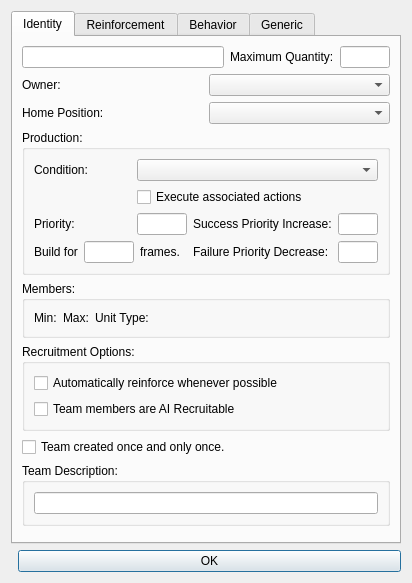
Qt form GeneralsMD/Code/Tools/WorldBuilder/qt/panels/WBQtTeamSheetDialog.ui (Ui-shigure-z/contraZH) before a commit.
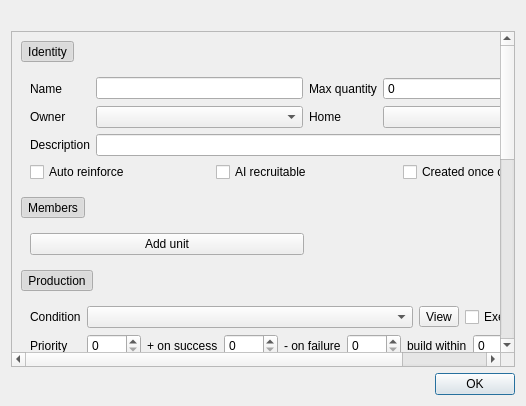
The same form after that commit.

Commit message: feat(worldbuilder): restyle the team builder and team template sheet

```diff
--- a/GeneralsMD/Code/Tools/WorldBuilder/qt/panels/WBQtTeamSheetDialog.ui
+++ b/GeneralsMD/Code/Tools/WorldBuilder/qt/panels/WBQtTeamSheetDialog.ui
@@ -3,176 +3,300 @@
  <class>WBQtTeamSheetDialog</class>
  <widget class="QDialog" name="WBQtTeamSheetDialog">
   <property name="windowTitle">
-   <string>Edit Team Template.</string>
+   <string>Edit Team Template</string>
   </property>
-  <layout class="QVBoxLayout" name="root" stretch="1,0">
+  <layout class="QVBoxLayout" name="rootLayout" stretch="0,1,0">
    <item>
-    <widget class="QTabWidget" name="tabs">
-     <property name="currentIndex">
-      <number>0</number>
+    <widget class="QLabel" name="warningsLabel">
+     <property name="wordWrap">
+      <bool>true</bool>
      </property>
-     <widget class="QWidget" name="identityTab">
-      <attribute name="title">
-       <string>Identity</string>
-      </attribute>
-      <layout class="QVBoxLayout" name="identityRoot">
+    </widget>
+   </item>
+   <item>
+    <widget class="QScrollArea" name="scroll">
+     <property name="widgetResizable">
+      <bool>true</bool>
+     </property>
+     <widget class="QWidget" name="page">
+      <layout class="QVBoxLayout" name="pageLayout">
        <item>
-        <layout class="QHBoxLayout" name="nameRow" stretch="1,0,0">
-         <item>
-          <widget class="QLineEdit" name="nameEdit"/>
-         </item>
-         <item>
-          <widget class="QLabel" name="maxQuantityLabel">
-           <property name="text">
-            <string>Maximum Quantity:</string>
-           </property>
-          </widget>
-         </item>
-         <item>
-          <widget class="QLineEdit" name="maxEdit">
-           <property name="minimumSize">
-            <size>
-             <width>50</width>
-             <height>0</height>
-            </size>
-           </property>
-           <property name="maximumSize">
-            <size>
-             <width>50</width>
-             <height>16777215</height>
-            </size>
-           </property>
-          </widget>
-         </item>
-        </layout>
+        <widget class="QToolButton" name="identityHeader">
+         <property name="text">
+          <string>Identity</string>
+         </property>
+         <property name="checkable">
+          <bool>true</bool>
+         </property>
+         <property name="checked">
+          <bool>true</bool>
+         </property>
+         <property name="autoRaise">
+          <bool>true</bool>
+         </property>
+         <property name="toolButtonStyle">
+          <enum>Qt::ToolButtonTextBesideIcon</enum>
+         </property>
+        </widget>
        </item>
        <item>
-        <layout class="QGridLayout" name="identityGrid">
-         <item row="0" column="0">
-          <widget class="QLabel" name="ownerLabel">
-           <property name="text">
-            <string>Owner:</string>
-           </property>
-          </widget>
-         </item>
-         <item row="0" column="1">
-          <widget class="QComboBox" name="ownerCombo"/>
-         </item>
-         <item row="1" column="0">
-          <widget class="QLabel" name="homeLabel">
-           <property name="text">
-            <string>Home Position:</string>
-           </property>
-          </widget>
-         </item>
-         <item row="1" column="1">
-          <widget class="QComboBox" name="homeWaypointCombo"/>
-         </item>
-        </layout>
+        <widget class="QWidget" name="identityBody">
+         <layout class="QGridLayout" name="identityGrid" columnstretch="0,1,0,1">
+          <item row="0" column="0">
+           <widget class="QLabel" name="nameLabel">
+            <property name="text">
+             <string>Name</string>
+            </property>
+           </widget>
+          </item>
+          <item row="0" column="1">
+           <widget class="QLineEdit" name="nameEdit" />
+          </item>
+          <item row="0" column="2">
+           <widget class="QLabel" name="maxQuantityLabel">
+            <property name="text">
+             <string>Max quantity</string>
+            </property>
+           </widget>
+          </item>
+          <item row="0" column="3">
+           <widget class="QSpinBox" name="maxSpin">
+            <property name="maximum">
+             <number>9999</number>
+            </property>
+           </widget>
+          </item>
+          <item row="1" column="0">
+           <widget class="QLabel" name="ownerLabel">
+            <property name="text">
+             <string>Owner</string>
+            </property>
+           </widget>
+          </item>
+          <item row="1" column="1">
+           <widget class="QComboBox" name="ownerCombo" />
+          </item>
+          <item row="1" column="2">
+           <widget class="QLabel" name="homeLabel">
+            <property name="text">
+             <string>Home</string>
+            </property>
+           </widget>
+          </item>
+          <item row="1" column="3">
+           <widget class="QComboBox" name="homeWaypointCombo" />
+          </item>
+          <item row="2" column="0">
+           <widget class="QLabel" name="descLabel">
+            <property name="text">
+             <string>Description</string>
+            </property>
+           </widget>
+          </item>
+          <item row="2" column="1" colspan="3">
+           <widget class="QLineEdit" name="descriptionEdit" />
+          </item>
+          <item row="3" column="0" colspan="4">
+           <layout class="QHBoxLayout" name="recruitRow">
+            <item>
+             <widget class="QCheckBox" name="autoReinforceCheck">
+              <property name="text">
+               <string>Auto reinforce</string>
+              </property>
+             </widget>
+            </item>
+            <item>
+             <widget class="QCheckBox" name="aiRecruitableCheck">
+              <property name="text">
+               <string>AI recruitable</string>
+              </property>
+             </widget>
+            </item>
+            <item>
+             <widget class="QCheckBox" name="singletonCheck">
+              <property name="text">
+               <string>Created once only</string>
+              </property>
+             </widget>
+            </item>
+            <item>
+             <spacer name="recruitRowSpacer">
+              <property name="orientation">
+               <enum>Qt::Horizontal</enum>
+              </property>
+             </spacer>
+            </item>
+           </layout>
+          </item>
+         </layout>
+        </widget>
        </item>
        <item>
-        <widget class="QGroupBox" name="prodBox">
-         <property name="title">
-          <string>Production:</string>
+        <widget class="QToolButton" name="membersHeader">
+         <property name="text">
+          <string>Members</string>
          </property>
-         <layout class="QGridLayout" name="prodGrid">
+         <property name="checkable">
+          <bool>true</bool>
+         </property>
+         <property name="checked">
+          <bool>true</bool>
+         </property>
+         <property name="autoRaise">
+          <bool>true</bool>
+         </property>
+         <property name="toolButtonStyle">
+          <enum>Qt::ToolButtonTextBesideIcon</enum>
+         </property>
+        </widget>
+       </item>
+       <item>
+        <widget class="QWidget" name="membersBody">
+         <layout class="QVBoxLayout" name="membersLayout">
+          <item>
+           <layout class="QGridLayout" name="membersGrid" columnstretch="1,0,0,0,0" />
+          </item>
+          <item>
+           <layout class="QHBoxLayout" name="membersFooter">
+            <item>
+             <widget class="QPushButton" name="addUnitButton">
+              <property name="text">
+               <string>Add unit</string>
+              </property>
+             </widget>
+            </item>
+            <item>
+             <widget class="QLabel" name="totalLabel">
+              <property name="text">
+               <string />
+              </property>
+             </widget>
+            </item>
+            <item>
+             <spacer name="membersFooterSpacer">
+              <property name="orientation">
+               <enum>Qt::Horizontal</enum>
+              </property>
+             </spacer>
+            </item>
+           </layout>
+          </item>
+         </layout>
+        </widget>
+       </item>
+       <item>
+        <widget class="QToolButton" name="productionHeader">
+         <property name="text">
+          <string>Production</string>
+         </property>
+         <property name="checkable">
+          <bool>true</bool>
+         </property>
+         <property name="checked">
+          <bool>true</bool>
+         </property>
+         <property name="autoRaise">
+          <bool>true</bool>
+         </property>
+         <property name="toolButtonStyle">
+          <enum>Qt::ToolButtonTextBesideIcon</enum>
+         </property>
+        </widget>
+       </item>
+       <item>
+        <widget class="QWidget" name="productionBody">
+         <layout class="QGridLayout" name="productionGrid" columnstretch="0,1,0,0">
           <item row="0" column="0">
            <widget class="QLabel" name="conditionLabel">
             <property name="text">
-             <string>Condition:</string>
+             <string>Condition</string>
             </property>
            </widget>
           </item>
-          <item row="0" column="1" colspan="3">
-           <widget class="QComboBox" name="productionConditionCombo"/>
+          <item row="0" column="1">
+           <widget class="QComboBox" name="productionConditionCombo" />
           </item>
-          <item row="1" column="1" colspan="3">
+          <item row="0" column="2">
+           <widget class="QToolButton" name="conditionView">
+            <property name="text">
+             <string>View</string>
+            </property>
+           </widget>
+          </item>
+          <item row="0" column="3">
            <widget class="QCheckBox" name="executeActionsCheck">
             <property name="text">
-             <string>Execute associated actions</string>
+             <string>Execute its actions</string>
             </property>
            </widget>
           </item>
-          <item row="2" column="0">
+          <item row="1" column="0">
            <widget class="QLabel" name="priorityLabel">
             <property name="text">
-             <string>Priority:</string>
+             <string>Priority</string>
             </property>
            </widget>
           </item>
-          <item row="2" column="1">
-           <widget class="QLineEdit" name="priorityEdit">
-            <property name="minimumSize">
-             <size>
-              <width>50</width>
-              <height>0</height>
-             </size>
-            </property>
-            <property name="maximumSize">
-             <size>
-              <width>50</width>
-              <height>16777215</height>
-             </size>
-            </property>
-           </widget>
-          </item>
-          <item row="2" column="2">
-           <widget class="QLabel" name="increaseLabel">
-            <property name="text">
-             <string>Success Priority Increase:</string>
-            </property>
-           </widget>
-          </item>
-          <item row="2" column="3">
-           <widget class="QLineEdit" name="increaseEdit">
-            <property name="minimumSize">
-             <size>
-              <width>40</width>
-              <height>0</height>
-             </size>
-            </property>
-            <property name="maximumSize">
-             <size>
-              <width>40</width>
-              <height>16777215</height>
-             </size>
-            </property>
-           </widget>
-          </item>
-          <item row="3" column="0" colspan="2">
-           <layout class="QHBoxLayout" name="framesRow">
+          <item row="1" column="1" colspan="3">
+           <layout class="QHBoxLayout" name="priorityRow">
+            <item>
+             <widget class="QSpinBox" name="prioritySpin">
+              <property name="maximum">
+               <number>9999</number>
+              </property>
+             </widget>
+            </item>
+            <item>
+             <widget class="QLabel" name="increaseLabel">
+              <property name="text">
+               <string>+ on success</string>
+              </property>
+             </widget>
+            </item>
+            <item>
+             <widget class="QSpinBox" name="increaseSpin">
+              <property name="maximum">
+               <number>9999</number>
+              </property>
+             </widget>
+            </item>
+            <item>
+             <widget class="QLabel" name="decreaseLabel">
+              <property name="text">
+               <string>- on failure</string>
+              </property>
+             </widget>
+            </item>
+            <item>
+             <widget class="QSpinBox" name="decreaseSpin">
+              <property name="maximum">
+               <number>9999</number>
+              </property>
+             </widget>
+            </item>
             <item>
              <widget class="QLabel" name="buildForLabel">
               <property name="text">
-               <string>Build for</string>
+               <string>build within</string>
               </property>
              </widget>
             </item>
             <item>
-             <widget class="QLineEdit" name="framesEdit">
-              <property name="minimumSize">
-               <size>
-                <width>50</width>
-                <height>0</height>
-               </size>
-              </property>
-              <property name="maximumSize">
-               <size>
-                <width>50</width>
-                <height>16777215</height>
-               </size>
+             <widget class="QSpinBox" name="framesSpin">
+              <property name="maximum">
+               <number>999999</number>
               </property>
              </widget>
             </item>
             <item>
              <widget class="QLabel" name="framesLabel">
               <property name="text">
-               <string>frames.</string>
+               <string>frames</string>
               </property>
              </widget>
             </item>
             <item>
-             <spacer name="framesSpacer">
+             <spacer name="priorityRowSpacer">
               <property name="orientation">
                <enum>Qt::Horizontal</enum>
               </property>
@@ -180,336 +304,306 @@
             </item>
            </layout>
           </item>
-          <item row="3" column="2">
-           <widget class="QLabel" name="decreaseLabel">
-            <property name="text">
-             <string>Failure Priority Decrease:</string>
-            </property>
-           </widget>
-          </item>
-          <item row="3" column="3">
-           <widget class="QLineEdit" name="decreaseEdit">
-            <property name="minimumSize">
-             <size>
-              <width>40</width>
-              <height>0</height>
-             </size>
-            </property>
-            <property name="maximumSize">
-             <size>
-              <width>40</width>
-              <height>16777215</height>
-             </size>
-            </property>
-           </widget>
-          </item>
          </layout>
         </widget>
        </item>
        <item>
-        <widget class="QGroupBox" name="membersBox">
-         <property name="title">
-          <string>Members:</string>
+        <widget class="QToolButton" name="reinforcementHeader">
+         <property name="text">
+          <string>Reinforcement</string>
          </property>
-         <layout class="QGridLayout" name="membersGrid" columnstretch="0,0,1">
+         <property name="checkable">
+          <bool>true</bool>
+         </property>
+         <property name="checked">
+          <bool>true</bool>
+         </property>
+         <property name="autoRaise">
+          <bool>true</bool>
+         </property>
+         <property name="toolButtonStyle">
+          <enum>Qt::ToolButtonTextBesideIcon</enum>
+         </property>
+        </widget>
+       </item>
+       <item>
+        <widget class="QWidget" name="reinforcementBody">
+         <layout class="QGridLayout" name="reinforcementGrid" columnstretch="0,1">
           <item row="0" column="0">
-           <widget class="QLabel" name="minLabel">
+           <widget class="QCheckBox" name="deployByCheck">
             <property name="text">
-             <string>Min:</string>
+             <string>Deploy by</string>
             </property>
            </widget>
           </item>
           <item row="0" column="1">
-           <widget class="QLabel" name="maxLabel">
-            <property name="text">
-             <string>Max:</string>
-            </property>
-           </widget>
+           <widget class="QComboBox" name="transportCombo" />
           </item>
-          <item row="0" column="2">
-           <widget class="QLabel" name="unitTypeLabel">
+          <item row="1" column="0">
+           <widget class="QLabel" name="waypointLabel">
             <property name="text">
-             <string>Unit Type:</string>
+             <string>Start at</string>
             </property>
            </widget>
           </item>
-         </layout>
-        </widget>
-       </item>
-       <item>
-        <widget class="QGroupBox" name="recruitBox">
-         <property name="title">
-          <string>Recruitment Options:</string>
-         </property>
-         <layout class="QVBoxLayout" name="recruitLay">
-          <item>
-           <widget class="QCheckBox" name="autoReinforceCheck">
-            <property name="text">
-             <string>Automatically reinforce whenever possible</string>
-            </property>
-           </widget>
+          <item row="1" column="1">
+           <widget class="QComboBox" name="waypointCombo" />
           </item>
-          <item>
-           <widget class="QCheckBox" name="aiRecruitableCheck">
+          <item row="2" column="0">
+           <widget class="QLabel" name="veterancyLabel">
             <property name="text">
-             <string>Team members are AI Recruitable</string>
+             <string>Veterancy</string>
             </property>
            </widget>
           </item>
-         </layout>
-        </widget>
-       </item>
-       <item>
-        <widget class="QCheckBox" name="singletonCheck">
-         <property name="text">
-          <string>Team created once and only once.</string>
-         </property>
-        </widget>
-       </item>
-       <item>
-        <widget class="QGroupBox" name="descBox">
-         <property name="title">
-          <string>Team Description:</string>
-         </property>
-         <layout class="QVBoxLayout" name="descLay">
-          <item>
-           <widget class="QLineEdit" name="descriptionEdit"/>
+          <item row="2" column="1">
+           <widget class="QComboBox" name="veterancyCombo" />
           </item>
-         </layout>
-        </widget>
-       </item>
-       <item>
-        <spacer name="identitySpacer">
-         <property name="orientation">
-          <enum>Qt::Vertical</enum>
-         </property>
-        </spacer>
-       </item>
-      </layout>
-     </widget>
-     <widget class="QWidget" name="reinforcementTab">
-      <attribute name="title">
-       <string>Reinforcement</string>
-      </attribute>
-      <layout class="QVBoxLayout" name="reinforcementRoot">
-       <item>
-        <widget class="QGroupBox" name="reinfBox">
-         <property name="title">
-          <string>If reinforcing, then:</string>
-         </property>
-         <layout class="QVBoxLayout" name="reinfLay">
-          <item>
-           <layout class="QHBoxLayout" name="deployRow" stretch="0,1">
+          <item row="3" column="0" colspan="2">
+           <layout class="QHBoxLayout" name="reinforcementChips">
             <item>
-             <widget class="QCheckBox" name="deployByCheck">
+             <widget class="QCheckBox" name="transportsExitCheck">
               <property name="text">
-               <string>Deploy by</string>
+               <string>Transports exit after unloading</string>
               </property>
              </widget>
             </item>
             <item>
-             <widget class="QComboBox" name="transportCombo"/>
+             <widget class="QCheckBox" name="teamStartsFullCheck">
+              <property name="text">
+               <string>Load members into transports</string>
+              </property>
+             </widget>
+            </item>
+            <item>
+             <spacer name="reinforcementChipsSpacer">
+              <property name="orientation">
+               <enum>Qt::Horizontal</enum>
+              </property>
+             </spacer>
             </item>
            </layout>
           </item>
-          <item>
-           <widget class="QCheckBox" name="transportsExitCheck">
-            <property name="text">
-             <string>Transports exit map after unloading.</string>
-            </property>
-           </widget>
-          </item>
-          <item>
-           <widget class="QGroupBox" name="waypointBox">
-            <property name="title">
-             <string>Start team or transports at waypoint:</string>
-            </property>
-            <layout class="QVBoxLayout" name="waypointLay">
-             <item>
-              <widget class="QComboBox" name="waypointCombo"/>
-             </item>
-            </layout>
-           </widget>
-          </item>
-          <item>
-           <widget class="QCheckBox" name="teamStartsFullCheck">
-            <property name="text">
-             <string>Load members into transports (if applicable).</string>
-            </property>
-           </widget>
-          </item>
          </layout>
         </widget>
        </item>
        <item>
-        <widget class="QGroupBox" name="vetBox">
-         <property name="title">
-          <string>Veterancy Level</string>
+        <widget class="QToolButton" name="behaviorHeader">
+         <property name="text">
+          <string>Behavior</string>
          </property>
-         <layout class="QVBoxLayout" name="vetLay">
-          <item>
-           <widget class="QComboBox" name="veterancyCombo"/>
-          </item>
-         </layout>
+         <property name="checkable">
+          <bool>true</bool>
+         </property>
+         <property name="checked">
+          <bool>true</bool>
+         </property>
+         <property name="autoRaise">
+          <bool>true</bool>
+         </property>
+         <property name="toolButtonStyle">
+          <enum>Qt::ToolButtonTextBesideIcon</enum>
+         </property>
         </widget>
        </item>
        <item>
-        <spacer name="reinforcementSpacer">
-         <property name="orientation">
-          <enum>Qt::Vertical</enum>
-         </property>
-        </spacer>
-       </item>
-      </layout>
-     </widget>
-     <widget class="QWidget" name="behaviorTab">
-      <attribute name="title">
-       <string>Behavior</string>
-      </attribute>
-      <layout class="QVBoxLayout" name="behaviorRoot">
-       <item>
-        <widget class="QGroupBox" name="triggersBox">
-         <property name="title">
-          <string>Behavior Script Triggers:</string>
-         </property>
-         <layout class="QGridLayout" name="triggersGrid">
+        <widget class="QWidget" name="behaviorBody">
+         <layout class="QGridLayout" name="behaviorGrid" columnstretch="0,0,1,0">
           <item row="0" column="0">
            <widget class="QLabel" name="onCreateLabel">
             <property name="text">
-             <string>On Create:</string>
+             <string>On create</string>
             </property>
            </widget>
           </item>
-          <item row="0" column="1" colspan="2">
-           <widget class="QComboBox" name="onCreateCombo"/>
+          <item row="0" column="2">
+           <widget class="QComboBox" name="onCreateCombo" />
+          </item>
+          <item row="0" column="3">
+           <widget class="QToolButton" name="onCreateView">
+            <property name="text">
+             <string>View</string>
+            </property>
+           </widget>
           </item>
           <item row="1" column="0">
            <widget class="QLabel" name="onEnemySightedLabel">
             <property name="text">
-             <string>On Enemy Sighted:</string>
+             <string>On enemy sighted</string>
             </property>
            </widget>
           </item>
-          <item row="1" column="1" colspan="2">
-           <widget class="QComboBox" name="onEnemySightedCombo"/>
+          <item row="1" column="2">
+           <widget class="QComboBox" name="onEnemySightedCombo" />
+          </item>
+          <item row="1" column="3">
+           <widget class="QToolButton" name="onEnemySightedView">
+            <property name="text">
+             <string>View</string>
+            </property>
+           </widget>
           </item>
           <item row="2" column="0">
            <widget class="QLabel" name="onAllClearLabel">
             <property name="text">
-             <string>On All Clear:</string>
+             <string>On all clear</string>
             </property>
            </widget>
           </item>
-          <item row="2" column="1" colspan="2">
-           <widget class="QComboBox" name="onAllClearCombo"/>
+          <item row="2" column="2">
+           <widget class="QComboBox" name="onAllClearCombo" />
+          </item>
+          <item row="2" column="3">
+           <widget class="QToolButton" name="onAllClearView">
+            <property name="text">
+             <string>View</string>
+            </property>
+           </widget>
           </item>
           <item row="3" column="0">
+           <widget class="QLabel" name="onDestroyedLabel">
+            <property name="text">
+             <string>On destroyed</string>
+            </property>
+           </widget>
+          </item>
+          <item row="3" column="1">
            <layout class="QHBoxLayout" name="destroyedRow">
             <item>
-             <widget class="QLabel" name="onDestroyedLabel">
-              <property name="text">
-               <string>On Destroyed %</string>
+             <widget class="QSpinBox" name="percentSpin">
+              <property name="maximum">
+               <number>100</number>
               </property>
              </widget>
             </item>
             <item>
-             <widget class="QLineEdit" name="percentEdit">
-              <property name="minimumSize">
-               <size>
-                <width>40</width>
-                <height>0</height>
-               </size>
-              </property>
-              <property name="maximumSize">
-               <size>
-                <width>40</width>
-                <height>16777215</height>
-               </size>
+             <widget class="QLabel" name="percentLabel">
+              <property name="text">
+               <string>% lost, then</string>
               </property>
              </widget>
             </item>
            </layout>
           </item>
-          <item row="3" column="1" colspan="2">
-           <widget class="QComboBox" name="onDestroyedCombo"/>
+          <item row="3" column="2">
+           <widget class="QComboBox" name="onDestroyedCombo" />
+          </item>
+          <item row="3" column="3">
+           <widget class="QToolButton" name="onDestroyedView">
+            <property name="text">
+             <string>View</string>
+            </property>
+           </widget>
           </item>
           <item row="4" column="0">
            <widget class="QLabel" name="onIdleLabel">
             <property name="text">
-             <string>On Idle:</string>
+             <string>On idle</string>
             </property>
            </widget>
           </item>
-          <item row="4" column="1" colspan="2">
-           <widget class="QComboBox" name="onIdleCombo"/>
+          <item row="4" column="2">
+           <widget class="QComboBox" name="onIdleCombo" />
+          </item>
+          <item row="4" column="3">
+           <widget class="QToolButton" name="onIdleView">
+            <property name="text">
+             <string>View</string>
+            </property>
+           </widget>
           </item>
           <item row="5" column="0">
            <widget class="QLabel" name="onUnitDestroyedLabel">
             <property name="text">
-             <string>On Unit Destroyed:</string>
+             <string>On unit destroyed</string>
             </property>
            </widget>
           </item>
-          <item row="5" column="1" colspan="2">
-           <widget class="QComboBox" name="onUnitDestroyedCombo"/>
+          <item row="5" column="2">
+           <widget class="QComboBox" name="onUnitDestroyedCombo" />
           </item>
-         </layout>
-        </widget>
-       </item>
-       <item>
-        <widget class="QGroupBox" name="optionsBox">
-         <property name="title">
-          <string>Behavior Options</string>
-         </property>
-         <layout class="QVBoxLayout" name="optionsLay">
-          <item>
-           <widget class="QCheckBox" name="transportsReturnCheck">
+          <item row="5" column="3">
+           <widget class="QToolButton" name="onUnitDestroyedView">
             <property name="text">
-             <string>Transports return to base after unloading.</string>
+             <string>View</string>
             </property>
            </widget>
           </item>
-          <item>
-           <widget class="QCheckBox" name="avoidThreatsCheck">
+          <item row="6" column="0">
+           <widget class="QLabel" name="initialLabel">
             <property name="text">
-             <string>Team avoids threats.</string>
+             <string>Initial behavior</string>
             </property>
            </widget>
           </item>
-          <item>
-           <widget class="QGroupBox" name="initialBox">
-            <property name="title">
-             <string>Initial Team Behavior</string>
-            </property>
-            <layout class="QVBoxLayout" name="initialLay">
-             <item>
-              <widget class="QComboBox" name="enemyInteractionsCombo"/>
-             </item>
-            </layout>
-           </widget>
+          <item row="6" column="2">
+           <widget class="QComboBox" name="enemyInteractionsCombo" />
           </item>
+          <item row="7" column="0" colspan="4">
+           <layout class="QHBoxLayout" name="behaviorChips">
+            <item>
+             <widget class="QCheckBox" name="transportsReturnCheck">
+              <property name="text">
+               <string>Transports return to base</string>
+              </property>
+             </widget>
+            </item>
+            <item>
+             <widget class="QCheckBox" name="avoidThreatsCheck">
+              <property name="text">
+               <string>Avoids threats</string>
+              </property>
+             </widget>
+            </item>
+            <item>
+             <widget class="QCheckBox" name="attackCommonTargetCheck">
+              <property name="text">
+               <string>Attack a common target</string>
+              </property>
+             </widget>
+            </item>
+            <item>
+             <spacer name="behaviorChipsSpacer">
+              <property name="orientation">
+               <enum>Qt::Horizontal</enum>
+              </property>
+             </spacer>
+            </item>
+           </layout>
+          </item>
+         </layout>
+        </widget>
+       </item>
+       <item>
+        <widget class="QToolButton" name="genericHeader">
+         <property name="text">
+          <string>Generic scripts</string>
+         </property>
+         <property name="checkable">
+          <bool>true</bool>
+         </property>
+         <property name="checked">
+          <bool>true</bool>
+         </property>
+         <property name="autoRaise">
+          <bool>true</bool>
+         </property>
+         <property name="toolButtonStyle">
+          <enum>Qt::ToolButtonTextBesideIcon</enum>
+         </property>
+        </widget>
+       </item>
+       <item>
+        <widget class="QWidget" name="genericBody">
+         <layout class="QVBoxLayout" name="genericLayout">
           <item>
-           <widget class="QGroupBox" name="attackBox">
-            <property name="title">
-             <string>Attack:</string>
-            </property>
-            <layout class="QVBoxLayout" name="attackLay">
-             <item>
-              <widget class="QCheckBox" name="attackCommonTargetCheck">
-               <property name="text">
-                <string>Does this team focus on a single target at a time
-in Hard and Brutal (never in Normal)?</string>
-               </property>
-              </widget>
-             </item>
-            </layout>
-           </widget>
+           <layout class="QGridLayout" name="genericGrid" columnstretch="0,1,0,0,0,0" />
           </item>
          </layout>
         </widget>
        </item>
        <item>
-        <spacer name="behaviorSpacer">
+        <spacer name="pageSpacer">
          <property name="orientation">
           <enum>Qt::Vertical</enum>
          </property>
@@ -517,34 +611,14 @@
        </item>
       </layout>
      </widget>
-     <widget class="QWidget" name="genericTab">
-      <attribute name="title">
-       <string>Generic</string>
-      </attribute>
-      <layout class="QGridLayout" name="genericGrid"/>
-     </widget>
     </widget>
    </item>
    <item>
-    <layout class="QHBoxLayout" name="buttons">
-     <item>
-      <spacer name="buttonsSpacer">
-       <property name="orientation">
-        <enum>Qt::Horizontal</enum>
-       </property>
-      </spacer>
-     </item>
-     <item>
-      <widget class="QPushButton" name="okButton">
-       <property name="text">
-        <string>OK</string>
-       </property>
-       <property name="default">
-        <bool>true</bool>
-       </property>
-      </widget>
-     </item>
-    </layout>
+    <widget class="QDialogButtonBox" name="buttonBox">
+     <property name="standardButtons">
+      <set>QDialogButtonBox::Ok</set>
+     </property>
+    </widget>
    </item>
   </layout>
  </widget>
```
Left out of the diff: 4 changed lines with no effect on the pictures. The commit also changes 9 other files.
